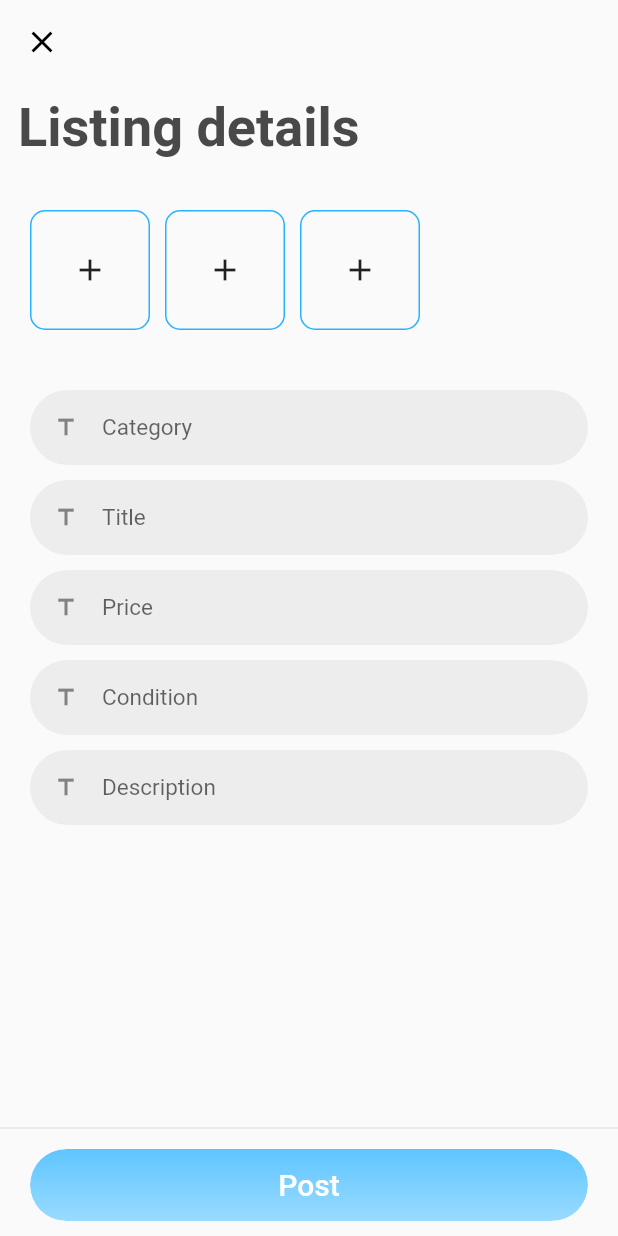
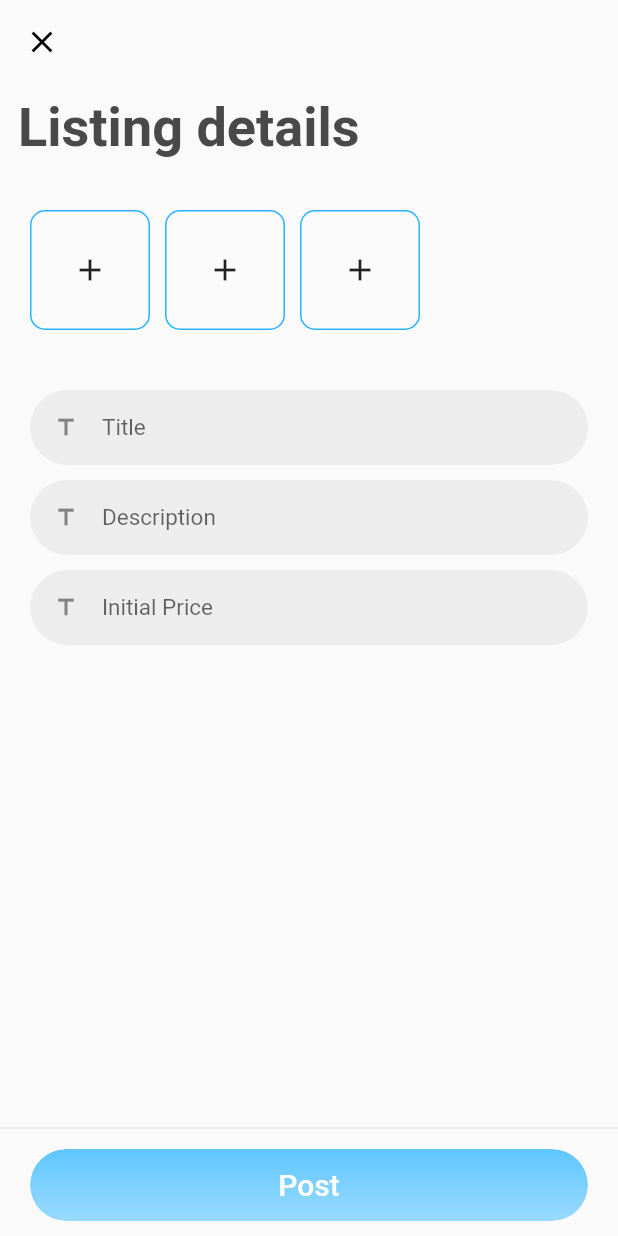
Before and after one commit to talhakerpicci/house-of-auctions-flutter, a Flutter app: the AddItemScreen screen opened by its route, after a tap on the "add" icon, on a phone screen of 412 x 824 dp. Run offline on Flutter 3.47's test engine with Material 2 defaults, Android fonts, the phone set to English and light mode, and no system bars; our stand-ins replace another_flushbar, auto_route, cached_network_image, carousel_slider, connectivity_plus, convex_bottom_bar and 18 more; missing offline and left inert: data_channel, fresh_dio; accounts and stored records are empty; generated files the repository leaves out were written again; project files that could hold a hidden picture were left out.

Commit message:
On progress

```diff
--- a/lib/presentation/screens/items/add_item_screen.dart
+++ b/lib/presentation/screens/items/add_item_screen.dart
@@ -1,18 +1,36 @@
 import 'package:flutter/material.dart';
+import 'package:flutter_riverpod/flutter_riverpod.dart';
+import 'package:house_of_auctions/domain/interfaces/i_items_repository.dart';
 import 'package:house_of_auctions/infrastructure/core/constants/colors.dart';
+import 'package:house_of_auctions/infrastructure/core/di/di.dart';
 import 'package:house_of_auctions/infrastructure/core/helpers/app_helper_functions.dart';
+import 'package:house_of_auctions/infrastructure/core/modules/api_client/api_client.dart';
+import 'package:house_of_auctions/infrastructure/core/modules/image_picker/custom_image_picker.dart';
+import 'package:house_of_auctions/infrastructure/repositories/items_repository.dart';
 import 'package:house_of_auctions/presentation/widgets/core/button.dart';
 import 'package:house_of_auctions/presentation/widgets/core/sliver_app_bar.dart';
 import 'package:house_of_auctions/presentation/widgets/core/text_field.dart';
 import 'package:house_of_auctions/presentation/widgets/spaces.dart';
+import 'package:image_picker/image_picker.dart';
 
-class AddItemScreen extends StatelessWidget {
+class AddItemScreen extends ConsumerStatefulWidget {
   const AddItemScreen({Key? key}) : super(key: key);
+
+  @override
+  _AddItemScreenState createState() => _AddItemScreenState();
+}
+
+class _AddItemScreenState extends ConsumerState<AddItemScreen> {
+  List<XFile> images = [];
 
   Widget plusButton() {
     return InkWell(
       borderRadius: BorderRadius.circular(10),
-      onTap: () async {},
+      onTap: () async {
+        final file = await getIt<CustomImagePicker>().pickImage(source: ImageSource.gallery);
+
+        await getIt<IItemsRepository>().uplaodPicture(file!, '1');
+      },
       child: Container(
         height: 80,
         width: 80,
@@ -56,27 +74,6 @@ class AddItemScreen extends StatelessWidget {
                         CustomTextField(
                           width: getSize(context).width,
                           padding: const EdgeInsets.symmetric(horizontal: 20),
-                          hintText: 'Category',
-                          prefixIcon: const Icon(Icons.title),
-                          /* focusNode: emailFocusNode,
-                          controller: emailController, */
-                          onChanged: (String value) {
-                            /* email = value; */
-                          },
-                          onFieldSubmitted: (_) {
-                            /* requestFocus(context, passwordFocusNode); */
-                          },
-                          validator: (value) {
-                            if (value == null || value.isEmpty) {
-                              return 'Email cant be empty';
-                            }
-                            return null;
-                          },
-                        ),
-                        const SpaceH10(),
-                        CustomTextField(
-                          width: getSize(context).width,
-                          padding: const EdgeInsets.symmetric(horizontal: 20),
                           hintText: 'Title',
                           prefixIcon: const Icon(Icons.title),
                           /* focusNode: emailFocusNode,
@@ -98,7 +95,7 @@ class AddItemScreen extends StatelessWidget {
                         CustomTextField(
                           width: getSize(context).width,
                           padding: const EdgeInsets.symmetric(horizontal: 20),
-                          hintText: 'Price',
+                          hintText: 'Description',
                           prefixIcon: const Icon(Icons.title),
                           /* focusNode: emailFocusNode,
                           controller: emailController, */
@@ -119,28 +116,7 @@ class AddItemScreen extends StatelessWidget {
                         CustomTextField(
                           width: getSize(context).width,
                           padding: const EdgeInsets.symmetric(horizontal: 20),
-                          hintText: 'Condition',
-                          prefixIcon: const Icon(Icons.title),
-                          /* focusNode: emailFocusNode,
-                          controller: emailController, */
-                          onChanged: (String value) {
-                            /* email = value; */
-                          },
-                          onFieldSubmitted: (_) {
-                            /* requestFocus(context, passwordFocusNode); */
-                          },
-                          validator: (value) {
-                            if (value == null || value.isEmpty) {
-                              return 'Email cant be empty';
-                            }
-                            return null;
-                          },
-                        ),
-                        const SpaceH10(),
-                        CustomTextField(
-                          width: getSize(context).width,
-                          padding: const EdgeInsets.symmetric(horizontal: 20),
-                          hintText: 'Description',
+                          hintText: 'Initial Price',
                           prefixIcon: const Icon(Icons.title),
                           /* focusNode: emailFocusNode,
                           controller: emailController, */
```
